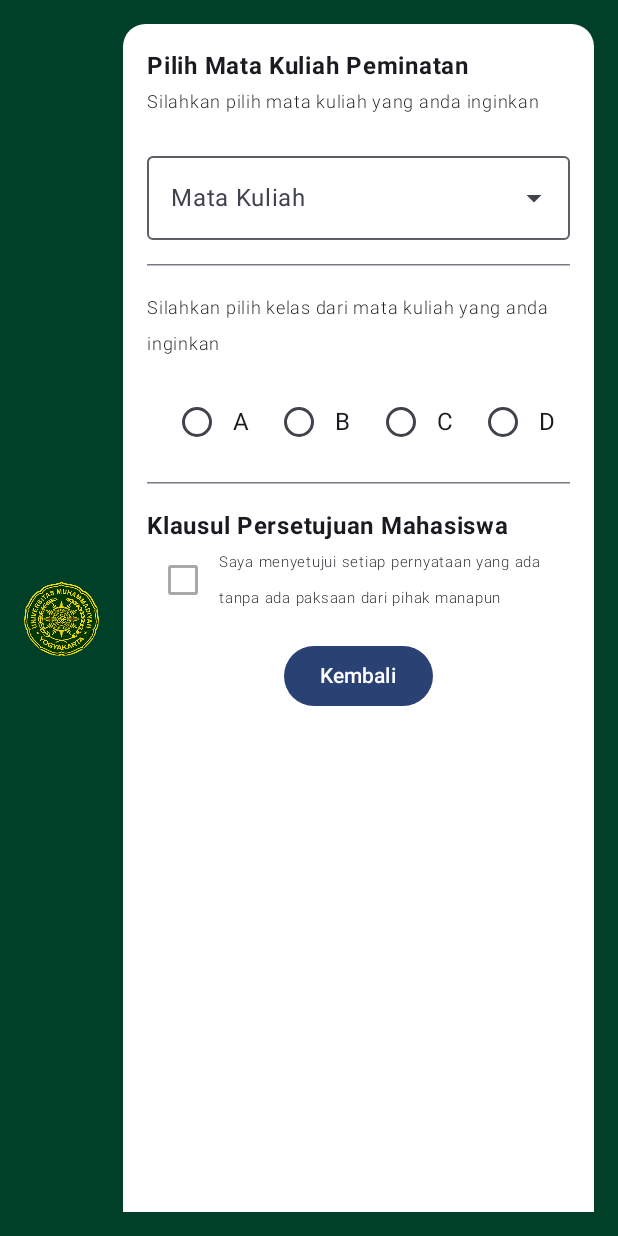
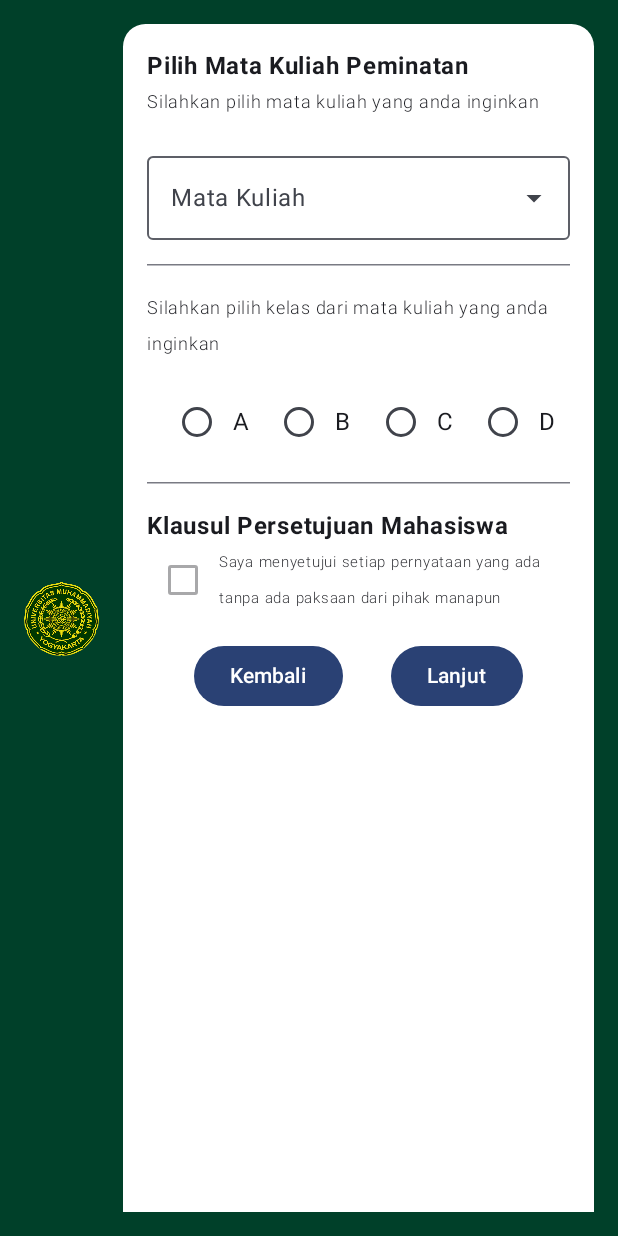
Before and after one commit to mddhafa/Quest6_064, an Android app built with Jetpack Compose: the composable RencanaStudyView shown on its own in the app's theme, on a phone screen of 412 x 824 dp. Run offline under Robolectric (Android 15) with nearby library versions, the phone set to English and light mode, and no system bars.

Commit message:
membuat button submit untuk lanjut ke halaman berikutnya

```diff
--- a/app/src/main/java/com/example/minggu7/ui/screen/RencanaStudyView.kt
+++ b/app/src/main/java/com/example/minggu7/ui/screen/RencanaStudyView.kt
@@ -160,6 +160,9 @@ fun RencanaStudyView(
                         Button(onClick =  { onBackButtonClicked()}){
                             Text(text = "Kembali")
                         }
+                        Button(onClick =  { onSubmitButtonClicked()}){
+                            Text(text = "Lanjut")
+                        }
                     }
                 }
 
```
